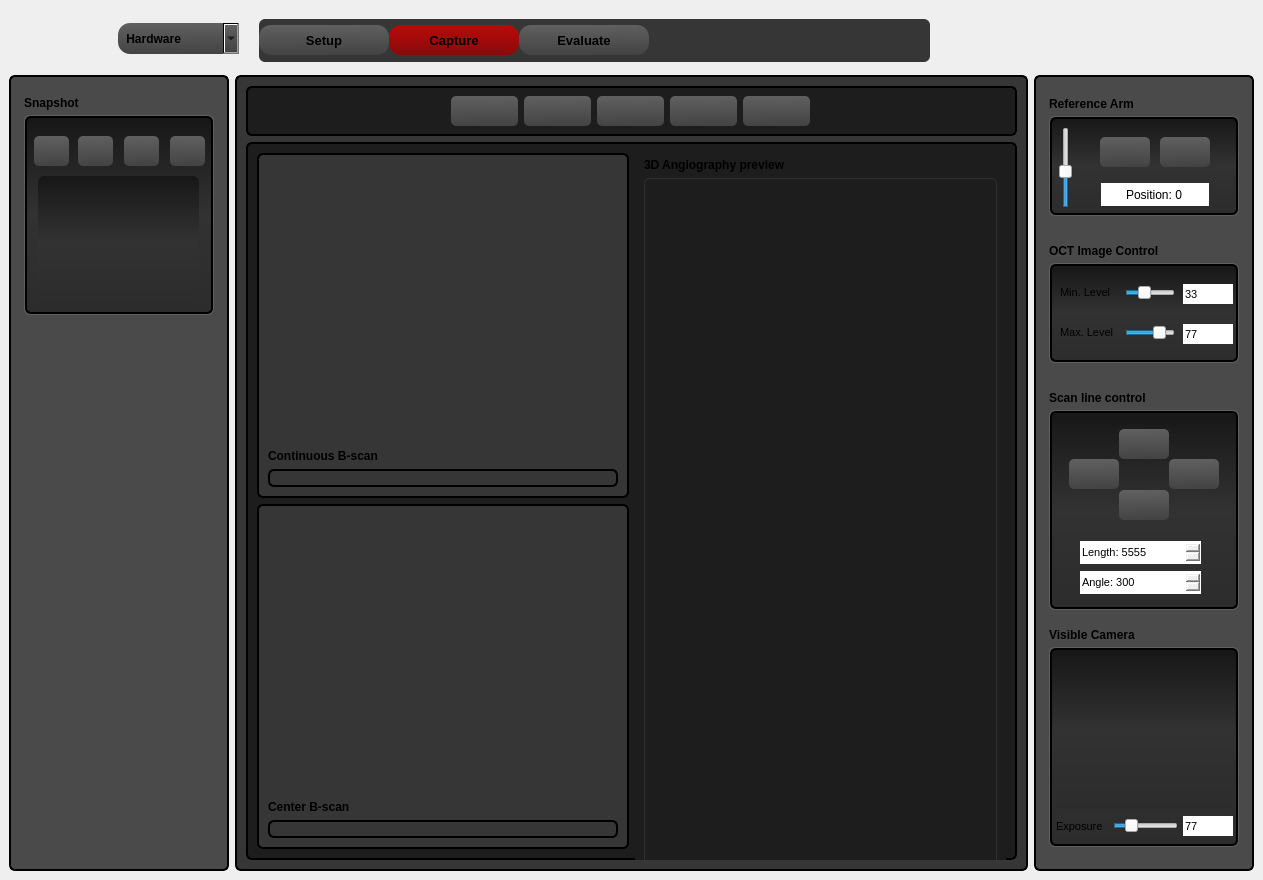
WasatchPhotonics/MicroAngio, file microangio/assets/stacked_rebuilt.ui: the form before one commit.
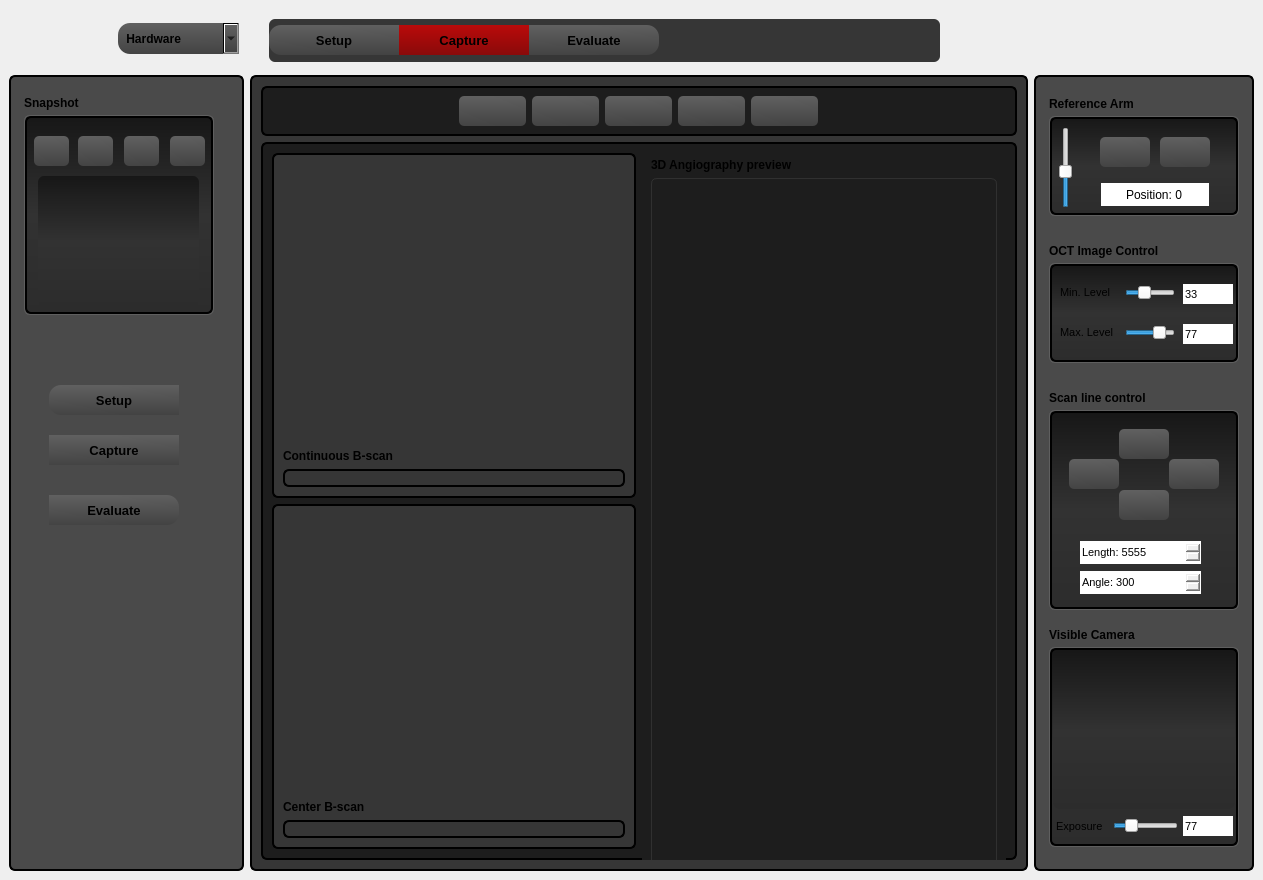
The form after the commit. Icons and pictures are not drawn.

Commit message: with combined top level button

The edit to the form file:
```diff
--- a/microangio/assets/stacked_rebuilt.ui
+++ b/microangio/assets/stacked_rebuilt.ui
@@ -1271,7 +1271,7 @@
       <widget class="QFrame" name="frame_center_nest_13">
        <property name="geometry">
         <rect>
-         <x>250</x>
+         <x>260</x>
          <y>10</y>
          <width>671</width>
          <height>43</height>
@@ -1337,7 +1337,9 @@
 
 QPushButton {
 background-color: qlineargradient(spread:pad, x1:0.546341, y1:1, x2:0.512195, y2:0, stop:0 rgba(67, 67, 67, 255), stop:1 rgba(96, 96, 96, 255));
-border-radius: 12px;
+border-radius: 0px;
+    border-top-left-radius: 12px;
+    border-bottom-left-radius: 12px;
 }</string>
           </property>
           <property name="text">
@@ -1380,16 +1382,9 @@
 
 QPushButton {
 background-color: qlineargradient(spread:pad, x1:0.546341, y1:1, x2:0.512195, y2:0, stop:0 rgba(67, 67, 67, 255), stop:1 rgba(96, 96, 96, 255));
-border-radius: 12px;
-}
-
-
-QPushButton {
-background-color: qlineargradient(spread:pad, x1:0.512, y1:1, x2:0.512195, y2:0, stop:0 rgba(137, 10, 10, 255), stop:1 rgba(186, 10, 10, 255));
-border-radius: 12px;
-}
-
-</string>
+	background-color: qlineargradient(spread:pad, x1:0.512, y1:1, x2:0.512195, y2:0, stop:0 rgba(137, 10, 10, 255), stop:1 rgba(186, 10, 10, 255));
+border-radius: 0px;
+}</string>
           </property>
           <property name="text">
            <string>Capture</string>
@@ -1431,7 +1426,9 @@
 
 QPushButton {
 background-color: qlineargradient(spread:pad, x1:0.546341, y1:1, x2:0.512195, y2:0, stop:0 rgba(67, 67, 67, 255), stop:1 rgba(96, 96, 96, 255));
-border-radius: 12px;
+border-radius: 0px;
+    border-top-right-radius: 12px;
+    border-bottom-right-radius: 12px;
 }</string>
           </property>
           <property name="text">
@@ -1568,13 +1565,13 @@
         <widget class="QFrame" name="frame_center_nest_7">
          <property name="minimumSize">
           <size>
-           <width>220</width>
+           <width>235</width>
            <height>0</height>
           </size>
          </property>
          <property name="maximumSize">
           <size>
-           <width>220</width>
+           <width>230</width>
            <height>16777215</height>
           </size>
          </property>
@@ -1963,6 +1960,157 @@
            </widget>
           </widget>
          </widget>
+         <widget class="QPushButton" name="pushButton_30">
+          <property name="geometry">
+           <rect>
+            <x>40</x>
+            <y>310</y>
+            <width>130</width>
+            <height>30</height>
+           </rect>
+          </property>
+          <property name="minimumSize">
+           <size>
+            <width>130</width>
+            <height>30</height>
+           </size>
+          </property>
+          <property name="maximumSize">
+           <size>
+            <width>130</width>
+            <height>30</height>
+           </size>
+          </property>
+          <property name="font">
+           <font>
+            <pointsize>10</pointsize>
+            <weight>75</weight>
+            <bold>true</bold>
+           </font>
+          </property>
+          <property name="styleSheet">
+           <string notr="true">QPushButton:hover
+{
+    border: 1px solid #78879b;
+    color: silver;
+}
+
+QPushButton
+{
+    border-color: rgb(0,0,0);
+}
+
+QPushButton {
+background-color: qlineargradient(spread:pad, x1:0.546341, y1:1, x2:0.512195, y2:0, stop:0 rgba(67, 67, 67, 255), stop:1 rgba(96, 96, 96, 255));
+border-radius: 0px;
+    border-top-left-radius: 12px;
+    border-bottom-left-radius: 12px;
+}</string>
+          </property>
+          <property name="text">
+           <string>Setup</string>
+          </property>
+         </widget>
+         <widget class="QPushButton" name="pushButton_33">
+          <property name="geometry">
+           <rect>
+            <x>40</x>
+            <y>360</y>
+            <width>130</width>
+            <height>30</height>
+           </rect>
+          </property>
+          <property name="minimumSize">
+           <size>
+            <width>130</width>
+            <height>30</height>
+           </size>
+          </property>
+          <property name="maximumSize">
+           <size>
+            <width>130</width>
+            <height>30</height>
+           </size>
+          </property>
+          <property name="font">
+           <font>
+            <pointsize>10</pointsize>
+            <weight>75</weight>
+            <bold>true</bold>
+           </font>
+          </property>
+          <property name="styleSheet">
+           <string notr="true">QPushButton:hover
+{
+    border: 1px solid #78879b;
+    color: silver;
+}
+
+QPushButton
+{
+    border-color: rgb(0,0,0);
+}
+
+QPushButton {
+background-color: qlineargradient(spread:pad, x1:0.546341, y1:1, x2:0.512195, y2:0, stop:0 rgba(67, 67, 67, 255), stop:1 rgba(96, 96, 96, 255));
+border-radius: 0px;
+}</string>
+          </property>
+          <property name="text">
+           <string>Capture</string>
+          </property>
+         </widget>
+         <widget class="QPushButton" name="pushButton_35">
+          <property name="geometry">
+           <rect>
+            <x>40</x>
+            <y>420</y>
+            <width>130</width>
+            <height>30</height>
+           </rect>
+          </property>
+          <property name="minimumSize">
+           <size>
+            <width>130</width>
+            <height>30</height>
+           </size>
+          </property>
+          <property name="maximumSize">
+           <size>
+            <width>130</width>
+            <height>30</height>
+           </size>
+          </property>
+          <property name="font">
+           <font>
+            <pointsize>10</pointsize>
+            <weight>75</weight>
+            <bold>true</bold>
+           </font>
+          </property>
+          <property name="styleSheet">
+           <string notr="true">QPushButton:hover
+{
+    border: 1px solid #78879b;
+    color: silver;
+}
+
+QPushButton
+{
+    border-color: rgb(0,0,0);
+}
+
+QPushButton {
+background-color: qlineargradient(spread:pad, x1:0.546341, y1:1, x2:0.512195, y2:0, stop:0 rgba(67, 67, 67, 255), stop:1 rgba(96, 96, 96, 255));
+border-radius: 0px;
+    border-top-right-radius: 12px;
+    border-bottom-right-radius: 12px;
+}</string>
+          </property>
+          <property name="text">
+           <string>Evaluate</string>
+          </property>
+         </widget>
         </widget>
        </item>
        <item>
```
Left out of the diff: 20 changed lines with no effect on the pictures.
